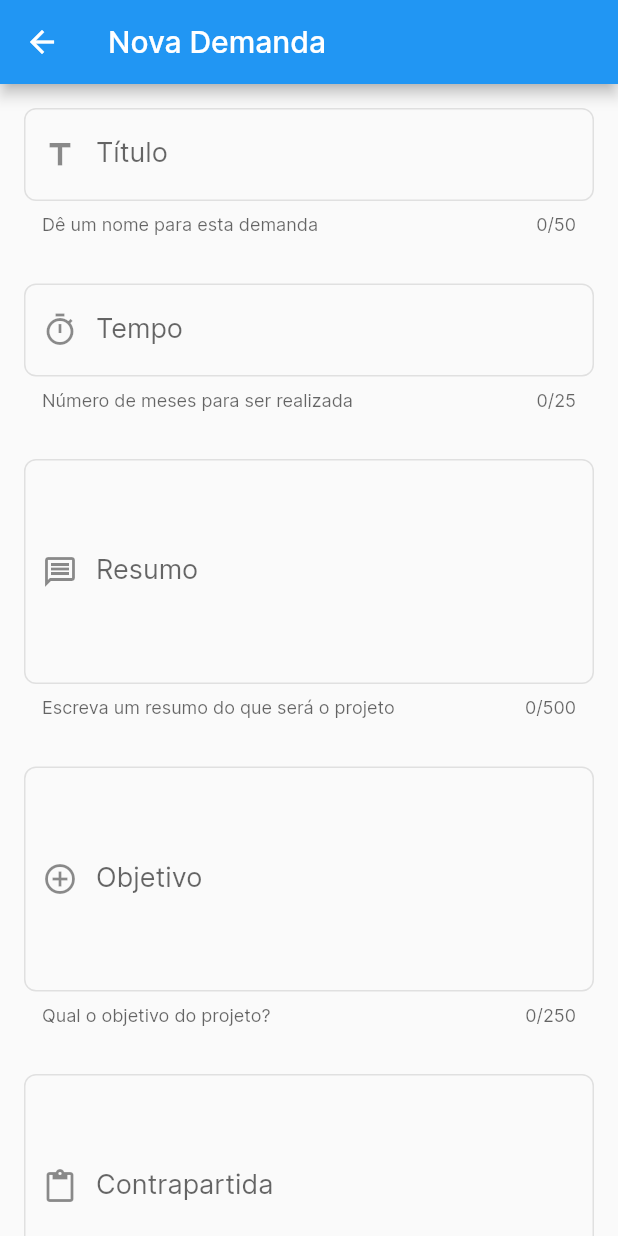
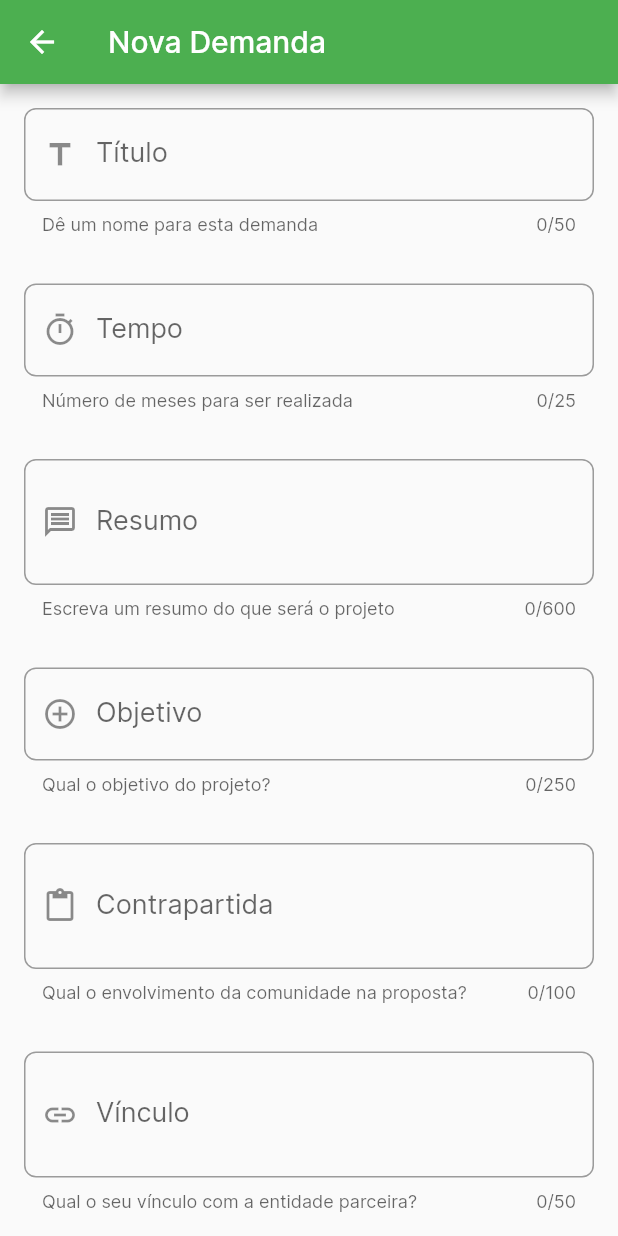
Before and after one commit to eliel-alves/extensiona_if, a Flutter app: the FormDemanda screen opened directly, on a phone screen of 412 x 824 dp. Run offline on Flutter 3.47's test engine with Material 2 defaults, Android fonts, the phone set to English and light mode, and no system bars.

Commit message:
Modificações no formulário de cadastro de Demandas.

```diff
--- a/lib/components/TextEditor.dart
+++ b/lib/components/TextEditor.dart
@@ -5,38 +5,42 @@ class TextEditor extends StatelessWidget {
   final String label;
   final String hint;
   final IconData icon;
-  final int lines;
   final bool valid;
   final int length;
 
-  TextEditor(this.controller, this.label, this.hint, this.icon, this.lines, this.length, this.valid);
+  TextEditor(this.controller, this.label, this.hint, this.icon, this.length, this.valid);
 
   @override
   Widget build(BuildContext context) {
-    return Padding(
+
+    return ConstrainedBox(
+      constraints: BoxConstraints(
+          maxHeight: 175
+      ),
+      child: Padding (
         padding: const EdgeInsets.all(16.0),
         child: TextField(
+          onChanged: (text){
+            print(text);
+          },
+          maxLines: null,
+          maxLength: length,
           controller: controller,
           style: const TextStyle(
               fontSize: 18.0
           ),
-        maxLines: lines,
-        maxLength: length,
           decoration: InputDecoration(
-          enabledBorder: OutlineInputBorder(
-              borderSide: BorderSide(color: Colors.grey.shade300),
-              borderRadius: BorderRadius.all(Radius.circular(8.0))
-          ),
+              prefixIcon: icon != null ? Icon(icon) : null,
+              labelText: label,
+              helperText: hint,
+              hintText: hint,
               border: OutlineInputBorder(
                 borderRadius: BorderRadius.all(Radius.circular(8.0))
+              )
           ),
-          prefixIcon: icon != null ? Icon(icon) : null,
-          labelText: label,
-          hintText: hint,
-          helperText: hint,
-          errorText: valid ? 'Campo obrigatório' : null
         ),
       ),
     );
+
   }
 }
--- a/lib/screens/form.dart
+++ b/lib/screens/form.dart
@@ -20,12 +20,12 @@ class FormDemanda extends StatelessWidget {
       body: SingleChildScrollView(
         child: Column (
           children: [
-            TextEditor(_controllerTitulo, 'Título', 'Dê um nome para esta demanda', Icons.title, 1, 50, _valida),
-            TextEditor(_controllerTempo, 'Tempo', 'Número de meses para ser realizada', Icons.timer_outlined, 1, 25, _valida),
-            TextEditor(_controllerResumo, 'Resumo', 'Escreva um resumo do que será o projeto', Icons.message_outlined, 5, 500, _valida),
-            TextEditor(_controllerObjetivo, 'Objetivo', 'Qual o objetivo do projeto?', Icons.control_point, 5, 250, _valida),
-            TextEditor(_controllerContrapartida, 'Contrapartida', 'Qual o envolvimento da comunidade na proposta?', Icons.content_paste, 5, 100, _valida),
-            TextEditor(_controllerVinculo, 'Vínculo', 'Qual o seu vínculo com a entidade parceira?', Icons.insert_link, 1, 50, _valida),
+            TextEditor(_controllerTitulo, 'Título', 'Dê um nome para esta demanda', Icons.title, 50, _valida),
+            TextEditor(_controllerTempo, 'Tempo', 'Número de meses para ser realizada', Icons.timer_outlined, 25, _valida),
+            TextEditor(_controllerResumo, 'Resumo', 'Escreva um resumo do que será o projeto', Icons.message_outlined, 600, _valida),
+            TextEditor(_controllerObjetivo, 'Objetivo', 'Qual o objetivo do projeto?', Icons.control_point, 250, _valida),
+            TextEditor(_controllerContrapartida, 'Contrapartida', 'Qual o envolvimento da comunidade na proposta?', Icons.content_paste, 100, _valida),
+            TextEditor(_controllerVinculo, 'Vínculo', 'Qual o seu vínculo com a entidade parceira?', Icons.insert_link, 50, _valida),
 
             Padding(
               padding: const EdgeInsets.only(left: 16.0, top: 20.0, right: 16.0, bottom: 40.0),
@@ -46,7 +46,7 @@ class FormDemanda extends StatelessWidget {
                       RoundedRectangleBorder(
                         borderRadius: BorderRadius.circular(8.0),
                         side: BorderSide(
-                          color: Colors.blueAccent,
+                          color: Colors.green,
                           width: 1.0,
                         ),
                       ),
```
Also changed, not shown: lib/components/TextAreaEditor.dart (deleted, +0 -36 lines), lib/main.dart (+8 -1 lines), lib/screens/lista.dart (+24 -3 lines). Lines whose indentation alone changed are shown as unchanged.
